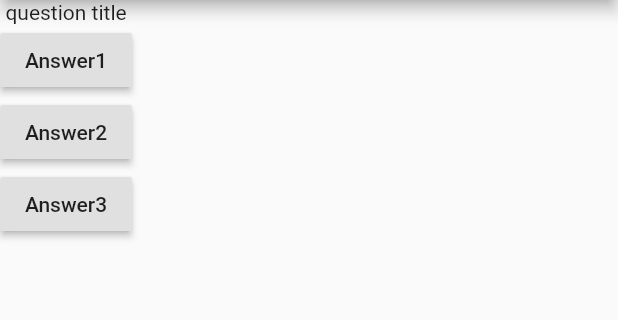
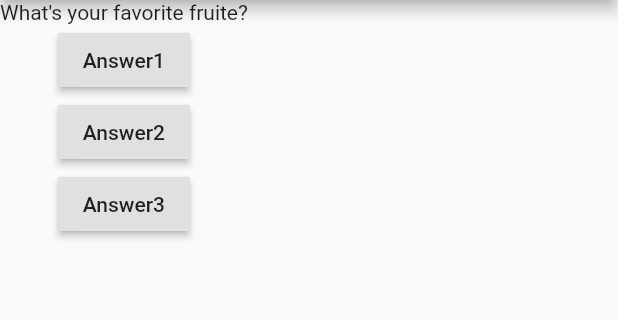
Before and after one commit to MeTi-DeV/Quiz-App-flutter, a Flutter app: the screen it shows after launch, after a tap on "Answer1", on a phone screen of 412 x 824 dp, the part 84-404 px from its top. Run offline on Flutter 3.47's test engine with Material 2 defaults, Android fonts, the phone set to English and light mode, and no system bars.

```diff
--- a/lib/main.dart
+++ b/lib/main.dart
@@ -1,15 +1,25 @@
 import 'package:flutter/material.dart';
 
-void main() => runApp(QuizApp());
+void main() => runApp(MyApp());
 
-class QuizApp extends StatelessWidget {
+class MyApp extends StatefulWidget {
+  State<StatefulWidget> createState() {
+    return MyStateApp();
+  }
+}
+
+class MyStateApp extends State<MyApp> {
   var questions = [
     'What\'s your favorite color?',
     'What\'s your favorite fruite?',
     'What\'s your favorite sport?',
   ];
+  var questionIndex = 0;
   void QuestionAnswered() {
-    print('Answer chosen');
+    setState(() {
+      questionIndex = questionIndex + 1;
+    });
+    print(questionIndex);
   }
 
   @override
@@ -20,7 +30,7 @@ class QuizApp extends StatelessWidget {
       appBar: AppBar(title: Text('Quiz App')),
       body: Column(
         children: [
-          Text('question title'),
+          Text(questions[questionIndex]),
           RaisedButton(child: Text('Answer1'), onPressed: QuestionAnswered),
           RaisedButton(child: Text('Answer2'), onPressed: QuestionAnswered),
           RaisedButton(child: Text('Answer3'), onPressed: QuestionAnswered),
```
